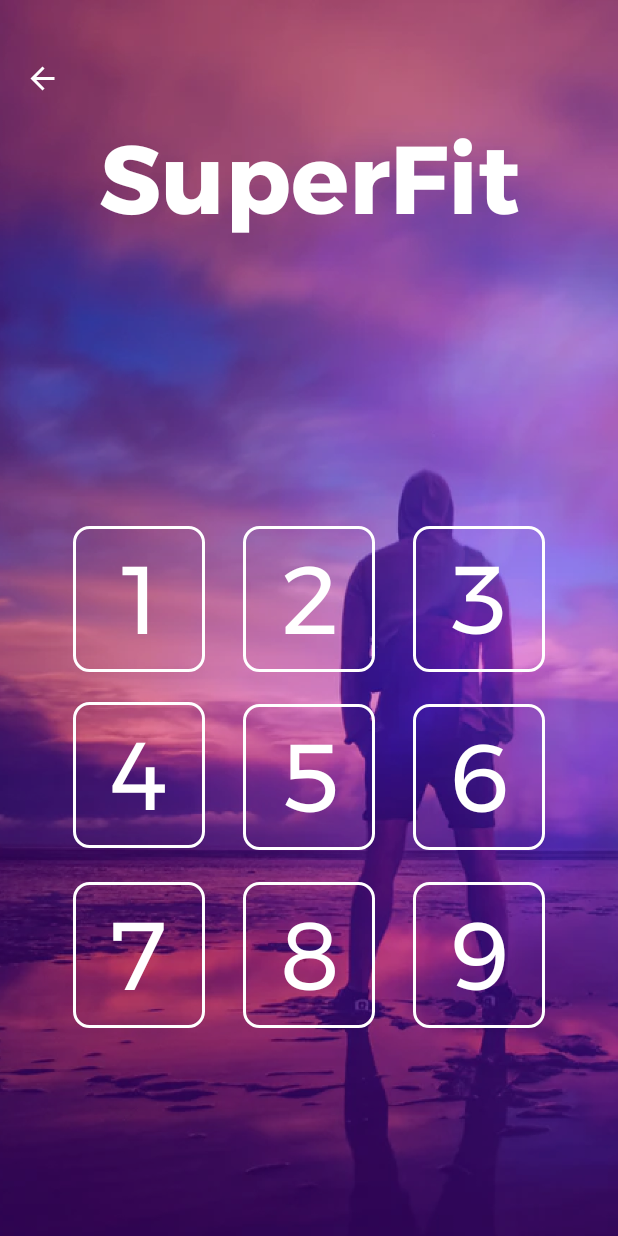
After one commit to NastyaStirlex/SuperFit, an Android app: the fragment SignInPasswordFragment shown on its own in the app's theme, on a phone screen of 412 x 824 dp. The commit adds this screen. Run offline under Robolectric (Android 15) with nearby library versions, the phone set to English and light mode, and no system bars; our stand-ins replace Dagger/Hilt's generated code.

Commit message:
:lipstick: layout + navigation
argument - username

```diff
--- /dev/null
+++ b/app/src/main/java/com/nastirlex/superfit/net/AuthorizationInterceptor.kt
@@ -0,0 +1,28 @@
+package com.nastirlex.superfit.net
+
+import android.content.Context
+import dagger.hilt.android.qualifiers.ApplicationContext
+import okhttp3.Interceptor
+import okhttp3.Response
+import javax.inject.Inject
+
+
+class AuthorizationInterceptor @Inject constructor(@ApplicationContext context: Context) :
+    Interceptor {
+
+    //private val jwtRepositoryImpl by lazy { JwtRepositoryImpl() }
+
+    override fun intercept(chain: Interceptor.Chain): Response {
+        val request = chain.request()
+        val builder = request.newBuilder()
+
+        if (request.header("Authorization") == null) {
+//            builder.addHeader(
+//                "Authorization",
+//                "Bearer ${jwtRepositoryImpl.getAccessToken(context)}"
+//            )
+        }
+
+        return chain.proceed(builder.build())
+    }
+}
--- /dev/null
+++ b/app/src/main/java/com/nastirlex/superfit/presentation/sign_in_password/SignInPasswordFragment.kt
@@ -0,0 +1,51 @@
+package com.nastirlex.superfit.presentation.sign_in_password
+
+import android.os.Bundle
+import androidx.fragment.app.Fragment
+import android.view.LayoutInflater
+import android.view.View
+import android.view.ViewGroup
+import android.widget.Toast
+import androidx.navigation.Navigation
+import androidx.navigation.fragment.findNavController
+import androidx.navigation.fragment.navArgs
+import com.nastirlex.superfit.R
+import com.nastirlex.superfit.databinding.FragmentSignInPasswordBinding
+import dagger.hilt.android.AndroidEntryPoint
+
+@AndroidEntryPoint
+class SignInPasswordFragment : Fragment() {
+    private lateinit var binding: FragmentSignInPasswordBinding
+    //private val args: SignInPasswordFragmentArgs by navArgs()
+
+    override fun onCreateView(
+        inflater: LayoutInflater, container: ViewGroup?,
+        savedInstanceState: Bundle?
+    ): View {
+        binding = FragmentSignInPasswordBinding.inflate(inflater, container, false)
+
+        setupUsername()
+
+        setupOnBackButtonClick()
+
+        return binding.root
+    }
+
+    override fun onResume() {
+        super.onResume()
+        setupOnBackButtonClick()
+    }
+
+    private fun setupUsername() {
+        //binding.usernameTextView.text = args.username
+    }
+
+    private fun setupOnBackButtonClick() {
+        binding.backImageButton.setOnClickListener {
+            //Navigation.findNavController(requireActivity(), R.id.activity_main_nav_host).navigateUp()
+
+            findNavController().navigate(R.id.action_signInPasswordFragment_to_signInFragment)
+        }
+    }
+
+}
--- /dev/null
+++ b/app/src/main/res/layout/fragment_sign_in_password.xml
@@ -0,0 +1,270 @@
+<?xml version="1.0" encoding="utf-8"?>
+<androidx.constraintlayout.widget.ConstraintLayout xmlns:android="http://schemas.android.com/apk/res/android"
+    xmlns:app="http://schemas.android.com/apk/res-auto"
+    xmlns:tools="http://schemas.android.com/tools"
+    android:layout_width="match_parent"
+    android:layout_height="match_parent"
+    tools:context=".presentation.sign_in_password.SignInPasswordFragment"
+    android:background="@drawable/background">
+
+
+    <ImageButton
+        android:id="@+id/backImageButton"
+        android:layout_width="24dp"
+        android:layout_height="24dp"
+        android:layout_marginStart="16dp"
+        android:layout_marginTop="40dp"
+        android:src="@drawable/ic_arrow_back"
+        app:backgroundTint="@color/transparent"
+        app:layout_constraintStart_toStartOf="parent"
+        app:layout_constraintTop_toTopOf="parent" />
+
+    <TextView
+        android:id="@+id/appnameTextView"
+        android:layout_width="wrap_content"
+        android:layout_height="wrap_content"
+        android:layout_marginTop="4dp"
+        android:fontFamily="@font/montserrat_bold"
+        android:text="@string/app_name"
+        android:textColor="@color/white"
+        android:textSize="64sp"
+        app:layout_constraintEnd_toEndOf="parent"
+        app:layout_constraintStart_toStartOf="parent"
+        app:layout_constraintTop_toBottomOf="@+id/backImageButton" />
+
+    <TextView
+        android:id="@+id/usernameTextView"
+        android:layout_width="wrap_content"
+        android:layout_height="wrap_content"
+        android:fontFamily="@font/montserrat"
+        android:text=""
+        android:textColor="@color/white"
+        android:textSize="18sp"
+        app:layout_constraintBottom_toBottomOf="parent"
+        app:layout_constraintEnd_toEndOf="parent"
+        app:layout_constraintStart_toStartOf="parent"
+        app:layout_constraintTop_toTopOf="parent"
+        app:layout_constraintVertical_bias="0.35000002" />
+
+
+    <TableLayout
+        android:layout_width="wrap_content"
+        android:layout_height="wrap_content"
+        android:layout_marginTop="44dp"
+        app:layout_constraintEnd_toEndOf="parent"
+        app:layout_constraintStart_toStartOf="parent"
+        app:layout_constraintTop_toBottomOf="@+id/usernameTextView">
+
+        <TableRow
+            android:layout_width="wrap_content"
+            android:layout_height="match_parent">
+
+            <Button
+                android:id="@+id/firstButton"
+                android:layout_width="88dp"
+                android:layout_height="wrap_content"
+                android:background="@drawable/password_button_background"
+                android:fontFamily="@font/montserrat"
+                android:gravity="center_horizontal|center_vertical"
+                android:insetTop="0dp"
+                android:insetBottom="0dp"
+                android:minWidth="0dp"
+                android:minHeight="0dp"
+                android:paddingLeft="0dp"
+                android:paddingTop="0dp"
+                android:paddingRight="0dp"
+                android:paddingBottom="0dp"
+                android:text="1"
+                android:textAlignment="center"
+                android:textSize="64sp"
+                app:backgroundTint="@null" />
+
+            <Button
+                android:id="@+id/secondButton"
+                android:layout_width="88dp"
+                android:layout_height="wrap_content"
+                android:layout_marginStart="25dp"
+                android:background="@drawable/password_button_background"
+                android:fontFamily="@font/montserrat"
+                android:gravity="center_horizontal|center_vertical"
+                android:insetTop="0dp"
+                android:insetBottom="0dp"
+                android:minWidth="0dp"
+                android:minHeight="0dp"
+                android:paddingLeft="0dp"
+                android:paddingTop="0dp"
+                android:paddingRight="0dp"
+                android:paddingBottom="0dp"
+                android:text="2"
+                android:textAlignment="center"
+                android:textSize="64sp"
+                app:backgroundTint="@null" />
+
+            <Button
+                android:id="@+id/thirdButton"
+                android:layout_width="88dp"
+                android:layout_height="wrap_content"
+                android:layout_marginStart="25dp"
+                android:background="@drawable/password_button_background"
+                android:fontFamily="@font/montserrat"
+                android:gravity="center_horizontal|center_vertical"
+                android:insetTop="0dp"
+                android:insetBottom="0dp"
+                android:minWidth="0dp"
+                android:minHeight="0dp"
+                android:paddingLeft="0dp"
+                android:paddingTop="0dp"
+                android:paddingRight="0dp"
+                android:paddingBottom="0dp"
+                android:text="3"
+                android:textAlignment="center"
+                android:textSize="64sp"
+                app:backgroundTint="@null" />
+
+        </TableRow>
+
+        <TableRow
+            android:layout_width="match_parent"
+            android:layout_height="match_parent">
+
+            <Button
+                android:id="@+id/fourthButton"
+                android:layout_width="88dp"
+                android:layout_height="wrap_content"
+                android:layout_marginTop="20dp"
+                android:background="@drawable/password_button_background"
+                android:fontFamily="@font/montserrat"
+                android:gravity="center_horizontal|center_vertical"
+                android:insetTop="0dp"
+                android:insetBottom="0dp"
+                android:minWidth="0dp"
+                android:minHeight="0dp"
+                android:paddingLeft="0dp"
+                android:paddingTop="0dp"
+                android:paddingRight="0dp"
+                android:paddingBottom="0dp"
+                android:text="4"
+                android:textAlignment="center"
+                android:textSize="64sp"
+                app:backgroundTint="@null" />
+
+            <Button
+                android:id="@+id/fifthButton"
+                android:layout_width="88dp"
+                android:layout_height="wrap_content"
+                android:layout_marginStart="25dp"
+                android:layout_marginTop="21dp"
+                android:background="@drawable/password_button_background"
+                android:fontFamily="@font/montserrat"
+                android:gravity="center_horizontal|center_vertical"
+                android:insetTop="0dp"
+                android:insetBottom="0dp"
+                android:minWidth="0dp"
+                android:minHeight="0dp"
+                android:paddingLeft="0dp"
+                android:paddingTop="0dp"
+                android:paddingRight="0dp"
+                android:paddingBottom="0dp"
+                android:text="5"
+                android:textAlignment="center"
+                android:textSize="64sp"
+                app:backgroundTint="@null" />
+
+            <Button
+                android:id="@+id/sixthButton"
+                android:layout_width="88dp"
+                android:layout_height="wrap_content"
+                android:layout_marginStart="25dp"
+                android:layout_marginTop="21dp"
+                android:background="@drawable/password_button_background"
+                android:fontFamily="@font/montserrat"
+                android:gravity="center_horizontal|center_vertical"
+                android:insetTop="0dp"
+                android:insetBottom="0dp"
+                android:minWidth="0dp"
+                android:minHeight="0dp"
+                android:paddingLeft="0dp"
+                android:paddingTop="0dp"
+                android:paddingRight="0dp"
+                android:paddingBottom="0dp"
+                android:text="6"
+                android:textAlignment="center"
+                android:textSize="64sp"
+                app:backgroundTint="@null" />
+
+        </TableRow>
+
+        <TableRow
+            android:layout_width="match_parent"
+            android:layout_height="match_parent">
+
+            <Button
+                android:id="@+id/seventhButton"
+                android:layout_width="88dp"
+                android:layout_height="wrap_content"
+                android:layout_marginTop="21dp"
+                android:background="@drawable/password_button_background"
+                android:fontFamily="@font/montserrat"
+                android:gravity="center_horizontal|center_vertical"
+                android:insetTop="0dp"
+                android:insetBottom="0dp"
+                android:minWidth="0dp"
+                android:minHeight="0dp"
+                android:paddingLeft="0dp"
+                android:paddingTop="0dp"
+                android:paddingRight="0dp"
+                android:paddingBottom="0dp"
+                android:text="7"
+                android:textAlignment="center"
+                android:textSize="64sp"
+                app:backgroundTint="@null" />
+
+            <Button
+                android:id="@+id/eighthButton"
+                android:layout_width="88dp"
+                android:layout_height="wrap_content"
+                android:layout_marginStart="25dp"
+                android:layout_marginTop="21dp"
+                android:background="@drawable/password_button_background"
+                android:fontFamily="@font/montserrat"
+                android:gravity="center_horizontal|center_vertical"
+                android:insetTop="0dp"
+                android:insetBottom="0dp"
+                android:minWidth="0dp"
+                android:minHeight="0dp"
+                android:paddingLeft="0dp"
+                android:paddingTop="0dp"
+                android:paddingRight="0dp"
+                android:paddingBottom="0dp"
+                android:text="8"
+                android:textAlignment="center"
+                android:textSize="64sp"
+                app:backgroundTint="@null" />
+
+            <Button
+                android:id="@+id/ninethButton"
+                android:layout_width="88dp"
+                android:layout_height="wrap_content"
+                android:layout_marginStart="25dp"
+                android:layout_marginTop="21dp"
+                android:background="@drawable/password_button_background"
+                android:fontFamily="@font/montserrat"
+                android:gravity="center_horizontal|center_vertical"
+                android:insetTop="0dp"
+                android:insetBottom="0dp"
+                android:minWidth="0dp"
+                android:minHeight="0dp"
+                android:paddingLeft="0dp"
+                android:paddingTop="0dp"
+                android:paddingRight="0dp"
+                android:paddingBottom="0dp"
+                android:text="9"
+                android:textAlignment="center"
+                android:textSize="64sp"
+                app:backgroundTint="@null" />
+
+        </TableRow>
+
+    </TableLayout>
+
+</androidx.constraintlayout.widget.ConstraintLayout>
--- a/app/src/main/res/navigation/authorization_nav_graph.xml
+++ b/app/src/main/res/navigation/authorization_nav_graph.xml
@@ -16,7 +16,13 @@
 
         <action
             android:id="@+id/action_signInFragment_to_signInPasswordFragment"
-            app:destination="@id/signInPasswordFragment" />
+            app:destination="@id/signInPasswordFragment" >
+
+            <argument
+                android:name="username"
+                app:argType="string" />
+
+        </action>
 
     </fragment>
 
@@ -25,9 +31,11 @@
         android:name="com.nastirlex.superfit.presentation.signup.SignUpFragment"
         android:label="fragment_sign_up"
         tools:layout="@layout/fragment_sign_up" >
+
         <action
             android:id="@+id/action_signUpFragment_to_main_nav_graph"
             app:destination="@id/main_nav_graph" />
+
     </fragment>
 
     <fragment
@@ -35,10 +43,16 @@
         android:name="com.nastirlex.superfit.presentation.sign_in_password.SignInPasswordFragment"
         android:label="fragment_sign_in_password"
         tools:layout="@layout/fragment_sign_in_password" >
+
         <action
             android:id="@+id/action_signInPasswordFragment_to_signInFragment"
             app:destination="@id/signInFragment" />
+
+        <argument
+            android:name="username"
+            app:argType="string" />
     </fragment>
+
     <include app:graph="@navigation/main_nav_graph" />
 
 </navigation>
```
